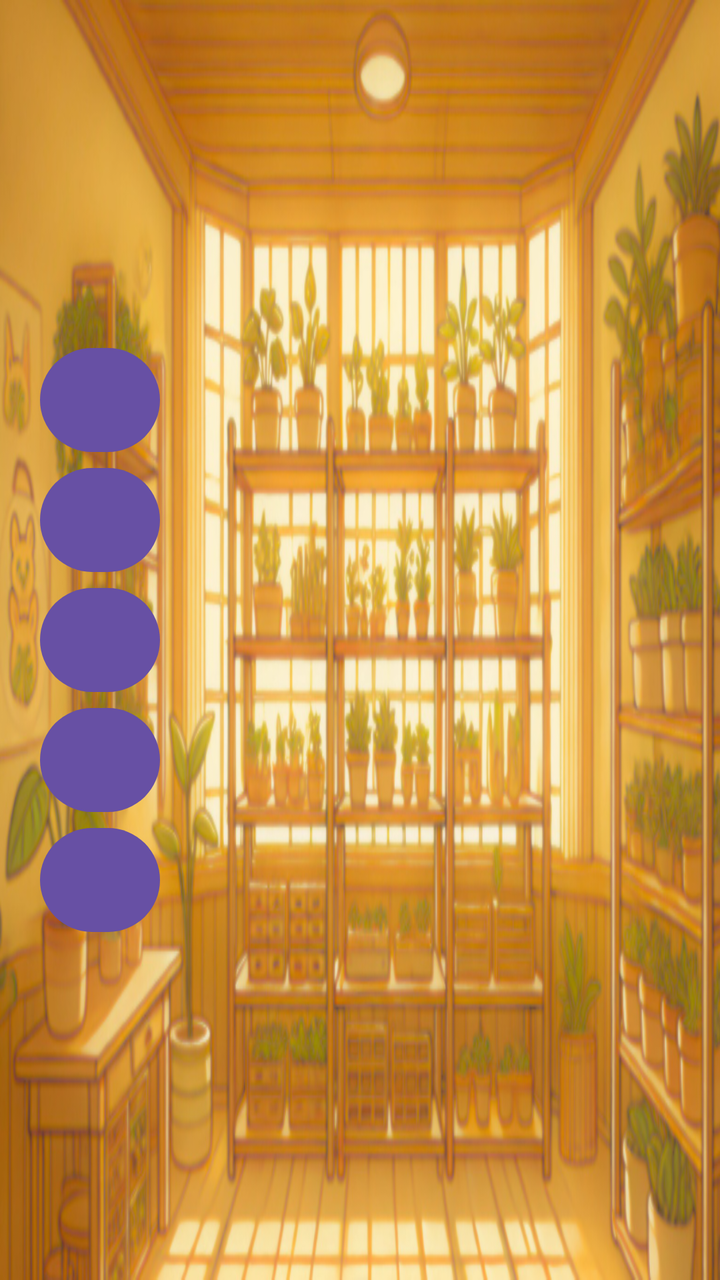
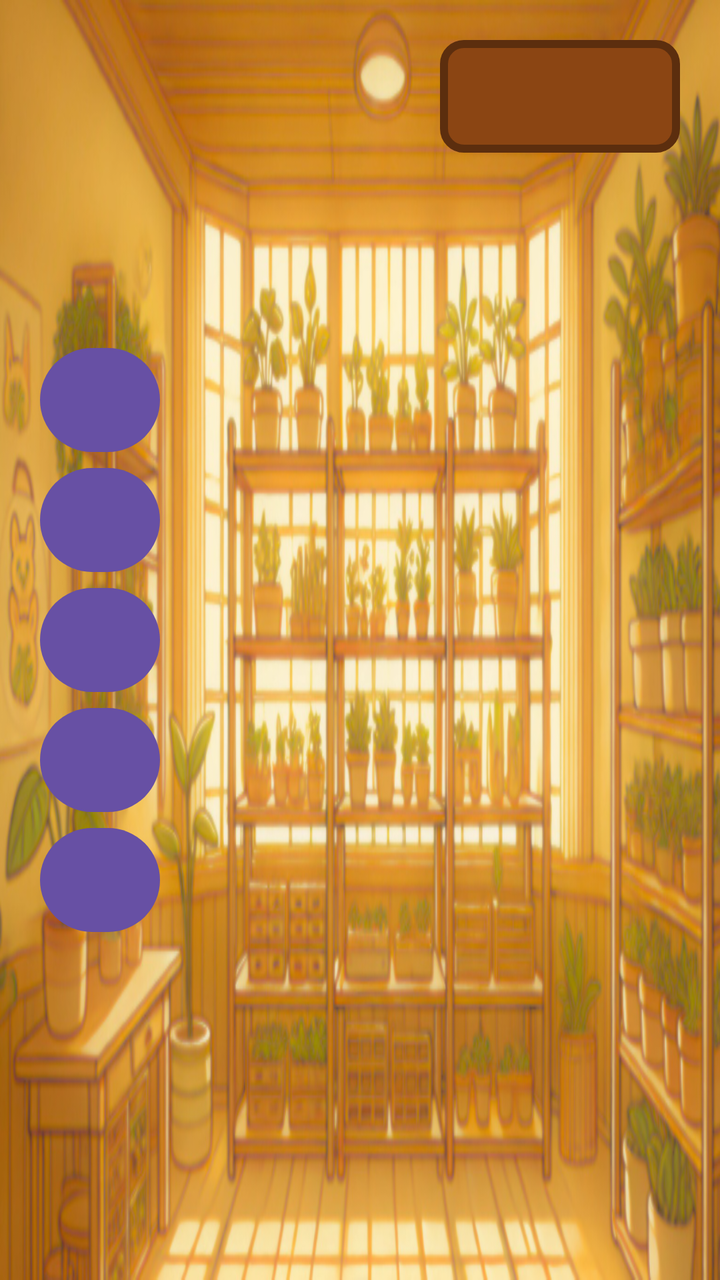

Screens rendered from an Android XML layout before and after an edit, with the pre-edit source and the edit as a unified diff.
<!-- AndroidManifest.xml: application theme Theme.ZenGarden -->
<!-- res/layout/root.xml -->
<androidx.constraintlayout.widget.ConstraintLayout android:layout_width="match_parent"
    android:layout_height="match_parent"
    xmlns:app="http://schemas.android.com/apk/res-auto"
    android:orientation="horizontal"
    android:id="@+id/root"
    android:background="@drawable/hintergrund1"
    android:clipChildren="false"
    android:clipToPadding="false"
    xmlns:android="http://schemas.android.com/apk/res/android">


    <LinearLayout
        android:layout_width="wrap_content"
        android:layout_height="wrap_content"
        android:orientation="vertical"
        android:id="@+id/buttons"
        app:layout_constraintStart_toStartOf="parent"
        app:layout_constraintTop_toTopOf="parent"
        app:layout_constraintBottom_toBottomOf="parent"
        android:padding="20dp">



        <Button
            android:id="@+id/wasser_button"
            android:layout_width="60dp"
            android:layout_height="60dp"
            android:foreground="@drawable/giesskanne"/>

        <Button
            android:id="@+id/duenger_button"
            android:layout_width="60dp"
            android:layout_height="60dp"
            android:foreground="@drawable/duenger"/>

        <Button
            android:id="@+id/samen_button"
            android:layout_width="60dp"
            android:layout_height="60dp"
            android:foreground="@drawable/samen_pack"/>

        <Button
            android:id="@+id/verkaufen_button"
            android:layout_width="60dp"
            android:layout_height="60dp"
            android:foreground="@drawable/verkaufen"
            android:textSize="20sp"/>

        <Button
            android:id="@+id/verschieben_button"
            android:layout_width="60dp"
            android:layout_height="60dp"
            android:foreground="@drawable/verschieben"/>
    </LinearLayout>

    <GridLayout
        android:layout_width="wrap_content"
        android:layout_height="wrap_content"
        android:id="@+id/gartengrid"
        android:rowCount="3"
        android:columnCount="6"
        app:layout_constraintStart_toEndOf="@id/buttons"
        app:layout_constraintEnd_toStartOf="@id/geld_button"
        app:layout_constraintTop_toTopOf="parent"
        app:layout_constraintBottom_toBottomOf="parent"
        android:clipChildren="false"
        android:clipToPadding="false">
    </GridLayout>

    <TextView
        android:id="@+id/geld_button"
        android:layout_width="wrap_content"
        android:layout_height="match_parent"
        android:textSize="30sp"
        android:padding="12dp"
        android:textColor="@android:color/holo_green_dark"
        app:layout_constraintTop_toTopOf="parent"
        app:layout_constraintEnd_toEndOf="parent"
        android:minWidth="150dp"
        android:gravity="end"/>


</androidx.constraintlayout.widget.ConstraintLayout>
<!-- resources referenced by this layout -->
<resources>
  <!-- drawable duenger: png bitmap (drawable, 27959 bytes) -->
  <!-- drawable giesskanne: png bitmap (drawable, 28655 bytes) -->
  <!-- drawable hintergrund1: png bitmap (drawable, 808411 bytes) -->
  <!-- drawable samen_pack: png bitmap (drawable, 23713 bytes) -->
  <!-- drawable verkaufen: png bitmap (drawable, 34264 bytes) -->
  <!-- drawable verschieben: png bitmap (drawable, 20286 bytes) -->
  <style name="Theme.ZenGarden" parent="Base.Theme.ZenGarden" />
  <style name="Base.Theme.ZenGarden" parent="Theme.Material3.DayNight.NoActionBar">
          
          
      </style>
</resources>

<!-- the commit's change to res/layout/root.xml (unified diff, before → after) -->
@@ -54,13 +54,13 @@
     </LinearLayout>
 
     <GridLayout
-        android:layout_width="wrap_content"
+        android:layout_width="0dp"
         android:layout_height="wrap_content"
         android:id="@+id/gartengrid"
         android:rowCount="3"
         android:columnCount="6"
         app:layout_constraintStart_toEndOf="@id/buttons"
-        app:layout_constraintEnd_toStartOf="@id/geld_button"
+        app:layout_constraintEnd_toEndOf="parent"
         app:layout_constraintTop_toTopOf="parent"
         app:layout_constraintBottom_toBottomOf="parent"
         android:clipChildren="false"
@@ -68,16 +68,19 @@
     </GridLayout>
 
     <TextView
-        android:id="@+id/geld_button"
+        android:id="@+id/geld_anzeige"
         android:layout_width="wrap_content"
-        android:layout_height="match_parent"
-        android:textSize="30sp"
+        android:layout_height="wrap_content"
+        android:background="@drawable/geld_background"
+        android:gravity="center"
+        android:minWidth="120dp"
         android:padding="12dp"
-        android:textColor="@android:color/holo_green_dark"
-        app:layout_constraintTop_toTopOf="parent"
+        android:layout_marginTop="20dp"
+        android:layout_marginEnd="20dp"
+        android:textColor="@color/geld_gruen"
+        android:textSize="24sp"
         app:layout_constraintEnd_toEndOf="parent"
-        android:minWidth="150dp"
-        android:gravity="end"/>
+        app:layout_constraintTop_toTopOf="parent" />
 
 
 </androidx.constraintlayout.widget.ConstraintLayout>
<!-- resource entries referenced after the edit -->
@@ -1,6 +1,15 @@
 <!-- resources referenced by this layout -->
 <resources>
+  <color name="geld_gruen">#2E7D32</color>
   <!-- drawable duenger: png bitmap (drawable, 27959 bytes) -->
+  <!-- drawable geld_background (drawable) -->
+  <?xml version="1.0" encoding="utf-8"?>
+  <shape xmlns:android="http://schemas.android.com/apk/res/android"
+      android:shape="rectangle">
+      <solid android:color="#8B4513" />
+      <corners android:radius="10dp" />
+      <stroke android:width="4dp" android:color="#5C2E0E" />
+  </shape>
   <!-- drawable giesskanne: png bitmap (drawable, 28655 bytes) -->
   <!-- drawable hintergrund1: png bitmap (drawable, 808411 bytes) -->
   <!-- drawable samen_pack: png bitmap (drawable, 23713 bytes) -->
